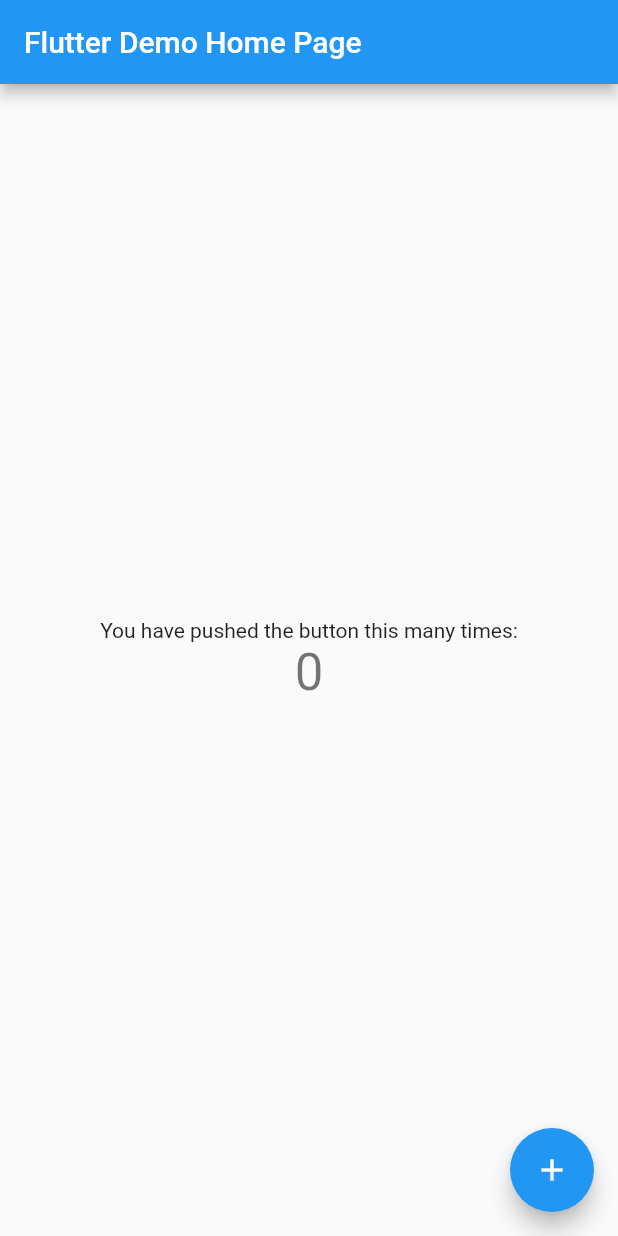
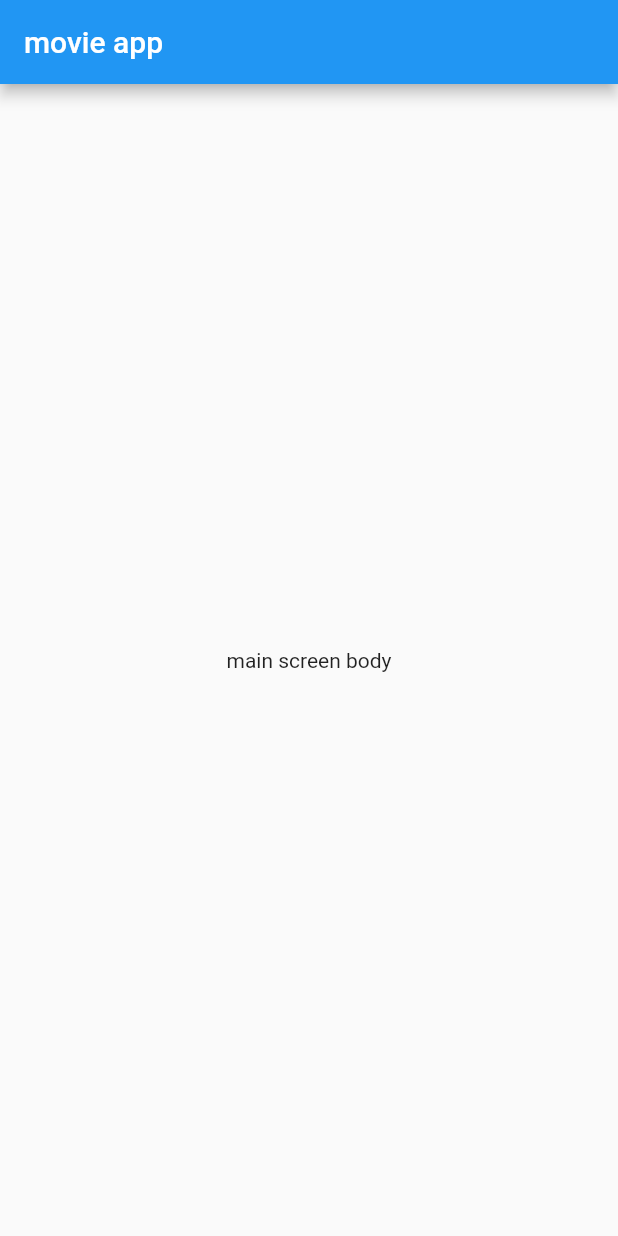
Before and after one commit to Kzz-Josh/movies_app, a Flutter app: the screen it shows after launch, on a phone screen of 412 x 824 dp. Run offline on Flutter 3.47's test engine with Material 2 defaults, Android fonts, the phone set to English and light mode, and no system bars; network calls fail.

Commit message:
Avance MainScreen

```diff
--- a/lib/main.dart
+++ b/lib/main.dart
@@ -1,4 +1,5 @@
 import 'package:flutter/material.dart';
+import 'package:movies_app/screens/main_screen.dart';
 
 void main() {
   runApp(const MyApp());
@@ -13,103 +14,9 @@ class MyApp extends StatelessWidget {
     return MaterialApp(
       title: 'Flutter Demo',
       theme: ThemeData(
-        // This is the theme of your application.
-        //
-        // Try running your application with "flutter run". You'll see the
-        // application has a blue toolbar. Then, without quitting the app, try
-        // changing the primarySwatch below to Colors.green and then invoke
-        // "hot reload" (press "r" in the console where you ran "flutter run",
-        // or simply save your changes to "hot reload" in a Flutter IDE).
-        // Notice that the counter didn't reset back to zero; the application
-        // is not restarted.
         primarySwatch: Colors.blue,
       ),
-      home: const MyHomePage(title: 'Flutter Demo Home Page'),
+      home: MainScreen(),
     );
   }
 }
-
-class MyHomePage extends StatefulWidget {
-  const MyHomePage({super.key, required this.title});
-
-  // This widget is the home page of your application. It is stateful, meaning
-  // that it has a State object (defined below) that contains fields that affect
-  // how it looks.
-
-  // This class is the configuration for the state. It holds the values (in this
-  // case the title) provided by the parent (in this case the App widget) and
-  // used by the build method of the State. Fields in a Widget subclass are
-  // always marked "final".
-
-  final String title;
-
-  @override
-  State<MyHomePage> createState() => _MyHomePageState();
-}
-
-class _MyHomePageState extends State<MyHomePage> {
-  int _counter = 0;
-
-  void _incrementCounter() {
-    setState(() {
-      // This call to setState tells the Flutter framework that something has
-      // changed in this State, which causes it to rerun the build method below
-      // so that the display can reflect the updated values. If we changed
-      // _counter without calling setState(), then the build method would not be
-      // called again, and so nothing would appear to happen.
-      _counter++;
-    });
-  }
-
-  @override
-  Widget build(BuildContext context) {
-    // This method is rerun every time setState is called, for instance as done
-    // by the _incrementCounter method above.
-    //
-    // The Flutter framework has been optimized to make rerunning build methods
-    // fast, so that you can just rebuild anything that needs updating rather
-    // than having to individually change instances of widgets.
-    return Scaffold(
-      appBar: AppBar(
-        // Here we take the value from the MyHomePage object that was created by
-        // the App.build method, and use it to set our appbar title.
-        title: Text(widget.title),
-      ),
-      body: Center(
-        // Center is a layout widget. It takes a single child and positions it
-        // in the middle of the parent.
-        child: Column(
-          // Column is also a layout widget. It takes a list of children and
-          // arranges them vertically. By default, it sizes itself to fit its
-          // children horizontally, and tries to be as tall as its parent.
-          //
-          // Invoke "debug painting" (press "p" in the console, choose the
-          // "Toggle Debug Paint" action from the Flutter Inspector in Android
-          // Studio, or the "Toggle Debug Paint" command in Visual Studio Code)
-          // to see the wireframe for each widget.
-          //
-          // Column has various properties to control how it sizes itself and
-          // how it positions its children. Here we use mainAxisAlignment to
-          // center the children vertically; the main axis here is the vertical
-          // axis because Columns are vertical (the cross axis would be
-          // horizontal).
-          mainAxisAlignment: MainAxisAlignment.center,
-          children: <Widget>[
-            const Text(
-              'You have pushed the button this many times:',
-            ),
-            Text(
-              '$_counter',
-              style: Theme.of(context).textTheme.headline4,
-            ),
-          ],
-        ),
-      ),
-      floatingActionButton: FloatingActionButton(
-        onPressed: _incrementCounter,
-        tooltip: 'Increment',
-        child: const Icon(Icons.add),
-      ), // This trailing comma makes auto-formatting nicer for build methods.
-    );
-  }
-}
--- a/lib/screens/main_screen.dart
+++ b/lib/screens/main_screen.dart
@@ -0,0 +1,47 @@
+import 'dart:convert';
+
+import 'package:flutter/material.dart';
+import 'package:movies_app/models/movie.dart';
+import 'package:http/http.dart' as http;
+
+class MainScreen extends StatefulWidget {
+  const MainScreen({super.key});
+
+  @override
+  State<MainScreen> createState() => _MainScreenState();
+}
+
+class _MainScreenState extends State<MainScreen> {
+  List<Movie> _movies = [];
+
+  Future<List<Movie>> _fetchMovies() async {
+    final response = await http
+        .get(Uri.parse('https://www.episodate.com/api/most-popular?page=1'));
+    if (response.statusCode == 200) {
+      final result = jsonDecode(response.body);
+      Iterable list = result['tv_shows'];
+      return list.map((e) => Movie.fromJson(e)).toList();
+    } else {
+      throw Exception('failed');
+    }
+  }
+
+  void populateMovies() async {
+    final myMovies = await _fetchMovies();
+    _movies.addAll(myMovies);
+    print(_movies[1].title);
+  }
+
+  @override
+  Widget build(BuildContext context) {
+    populateMovies();
+    return Scaffold(
+      appBar: AppBar(
+        title: Text('movie app'),
+      ),
+      body: Center(
+        child: Text('main screen body'),
+      ),
+    );
+  }
+}
--- a/pubspec.yaml
+++ b/pubspec.yaml
@@ -40,6 +40,7 @@ dependencies:
 dev_dependencies:
   flutter_test:
     sdk: flutter
+  http: ^0.13.5
 
   # The "flutter_lints" package below contains a set of recommended lints to
   # encourage good coding practices. The lint set provided by the package is
```
Also changed, not shown: pubspec.lock.
